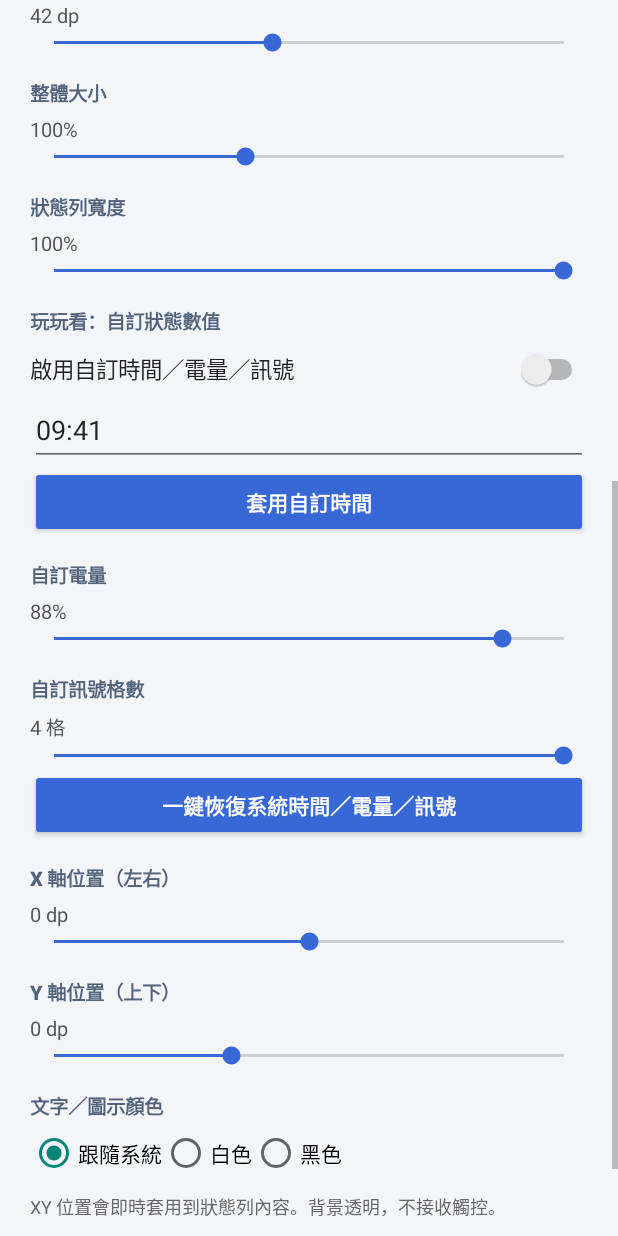
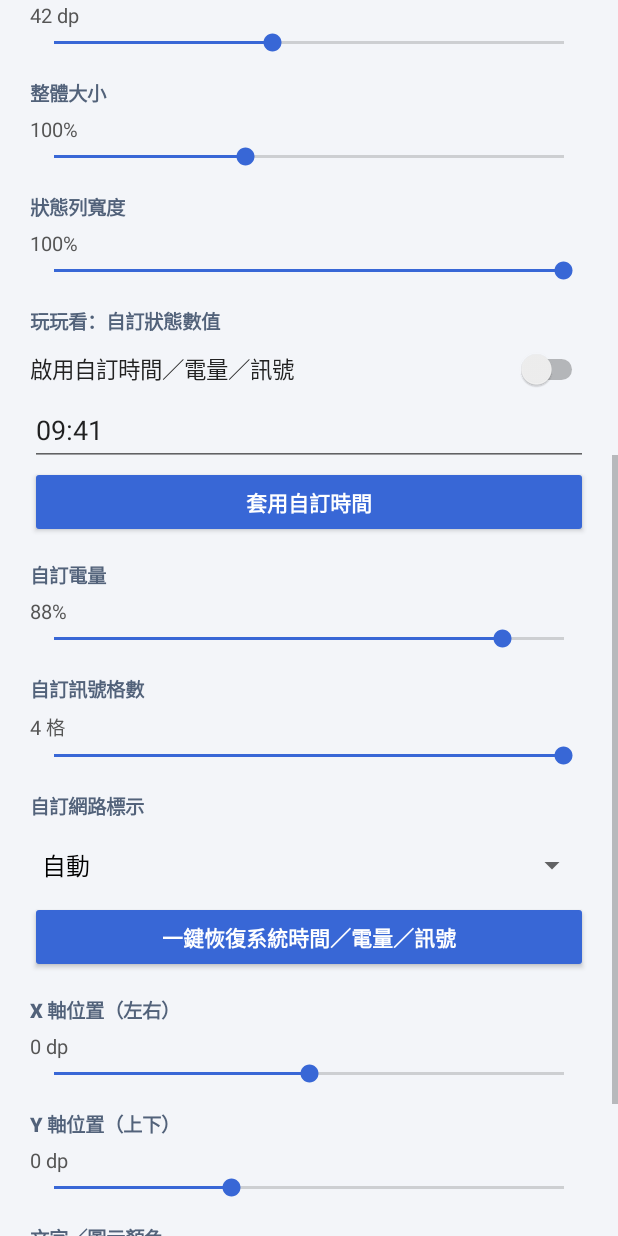
Before and after one commit to edisoneden527787-lab/DynamicIslandPro, an Android app: the screen it shows after launch (MainActivity), scrolled down 576 dp, on a phone screen of 412 x 824 dp. Run offline under Robolectric (Android 15) with nearby library versions, the phone set to English and light mode, and no system bars.

Commit message:
Add selectable simulated network type labels

```diff
--- a/app/src/main/java/com/rui/statusbar/MainActivity.kt
+++ b/app/src/main/java/com/rui/statusbar/MainActivity.kt
@@ -99,6 +99,20 @@ class MainActivity : Activity() {
         addSlider(root, 0, 100, prefs.getInt("fakeBattery", 88), "%") { prefs.edit().putInt("fakeBattery", it).putBoolean("customValues", true).apply(); refresh() }
         root.addView(label("自訂訊號格數"))
         addSlider(root, 0, 4, prefs.getInt("fakeSignal", 4), " 格") { prefs.edit().putInt("fakeSignal", it).putBoolean("customValues", true).apply(); refresh() }
+        root.addView(label("自訂網路標示"))
+        val networkOptions = listOf("自動", "4G", "5G", "無訊號")
+        val networkSpinner = Spinner(this).apply {
+            adapter = ArrayAdapter(this@MainActivity, android.R.layout.simple_spinner_dropdown_item, networkOptions)
+            setSelection(networkOptions.indexOf(prefs.getString("fakeNetworkType", "自動")).coerceAtLeast(0))
+        }
+        networkSpinner.onItemSelectedListener = object : android.widget.AdapterView.OnItemSelectedListener {
+            override fun onNothingSelected(parent: android.widget.AdapterView<*>?) {}
+            override fun onItemSelected(parent: android.widget.AdapterView<*>?, view: android.view.View?, position: Int, id: Long) {
+                prefs.edit().putString("fakeNetworkType", networkOptions[position]).putBoolean("customValues", true).apply()
+                refresh()
+            }
+        }
+        root.addView(networkSpinner)
         root.addView(button("一鍵恢復系統時間／電量／訊號") {
             prefs.edit().putBoolean("customValues", false).apply()
             refresh()
```
